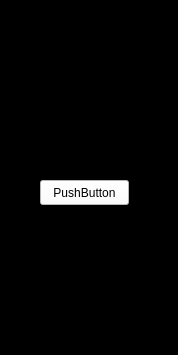
Before: the Qt Designer form Facultad/Proy-final/GUI-rpi/opciones.ui in Bigotito/CositasBigotosas, drawn with Qt 5.
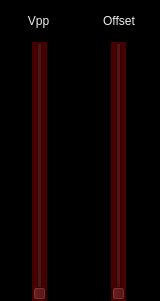
After: the same form once the commit is applied.

```diff
--- a/Facultad/Proy-final/GUI-rpi/opciones.ui
+++ b/Facultad/Proy-final/GUI-rpi/opciones.ui
@@ -6,30 +6,323 @@
    <rect>
     <x>0</x>
     <y>0</y>
-    <width>178</width>
-    <height>355</height>
+    <width>160</width>
+    <height>301</height>
    </rect>
   </property>
+  <property name="sizePolicy">
+   <sizepolicy hsizetype="Fixed" vsizetype="Fixed">
+    <horstretch>0</horstretch>
+    <verstretch>0</verstretch>
+   </sizepolicy>
+  </property>
+  <property name="focusPolicy">
+   <enum>Qt::StrongFocus</enum>
+  </property>
   <property name="windowTitle">
    <string>Form</string>
   </property>
   <property name="styleSheet">
    <string notr="true">background: black</string>
   </property>
-  <widget class="QPushButton" name="pushButton">
+  <widget class="QSlider" name="Sl1">
    <property name="geometry">
     <rect>
-     <x>40</x>
-     <y>180</y>
-     <width>89</width>
-     <height>25</height>
+     <x>32</x>
+     <y>42</y>
+     <width>15</width>
+     <height>259</height>
     </rect>
    </property>
    <property name="styleSheet">
-    <string notr="true">background: white</string>
+    <string notr="true">background: rgb(70,0,0)</string>
    </property>
+   <property name="orientation">
+    <enum>Qt::Vertical</enum>
+   </property>
+  </widget>
+  <widget class="QSlider" name="Sl2">
+   <property name="geometry">
+    <rect>
+     <x>111</x>
+     <y>42</y>
+     <width>15</width>
+     <height>259</height>
+    </rect>
+   </property>
+   <property name="styleSheet">
+    <string notr="true">background: rgb(70,0,0)</string>
+   </property>
+   <property name="orientation">
+    <enum>Qt::Vertical</enum>
+   </property>
+  </widget>
+  <widget class="QLabel" name="lbSl1">
+   <property name="geometry">
+    <rect>
+     <x>12</x>
+     <y>1</y>
+     <width>53</width>
+     <height>39</height>
+    </rect>
+   </property>
+   <property name="palette">
+    <palette>
+     <active>
+      <colorrole role="WindowText">
+       <brush brushstyle="SolidPattern">
+        <color alpha="255">
+         <red>238</red>
+         <green>238</green>
+         <blue>236</blue>
+        </color>
+       </brush>
+      </colorrole>
+      <colorrole role="Button">
+       <brush brushstyle="SolidPattern">
+        <color alpha="255">
+         <red>0</red>
+         <green>0</green>
+         <blue>0</blue>
+        </color>
+       </brush>
+      </colorrole>
+      <colorrole role="Base">
+       <brush brushstyle="SolidPattern">
+        <color alpha="255">
+         <red>0</red>
+         <green>0</green>
+         <blue>0</blue>
+        </color>
+       </brush>
+      </colorrole>
+      <colorrole role="Window">
+       <brush brushstyle="SolidPattern">
+        <color alpha="255">
+         <red>0</red>
+         <green>0</green>
+         <blue>0</blue>
+        </color>
+       </brush>
+      </colorrole>
+     </active>
+     <inactive>
+      <colorrole role="WindowText">
+       <brush brushstyle="SolidPattern">
+        <color alpha="255">
+         <red>238</red>
+         <green>238</green>
+         <blue>236</blue>
+        </color>
+       </brush>
+      </colorrole>
+      <colorrole role="Button">
+       <brush brushstyle="SolidPattern">
+        <color alpha="255">
+         <red>0</red>
+         <green>0</green>
+         <blue>0</blue>
+        </color>
+       </brush>
+      </colorrole>
+      <colorrole role="Base">
+       <brush brushstyle="SolidPattern">
+        <color alpha="255">
+         <red>0</red>
+         <green>0</green>
+         <blue>0</blue>
+        </color>
+       </brush>
+      </colorrole>
+      <colorrole role="Window">
+       <brush brushstyle="SolidPattern">
+        <color alpha="255">
+         <red>0</red>
+         <green>0</green>
+         <blue>0</blue>
+        </color>
+       </brush>
+      </colorrole>
+     </inactive>
+     <disabled>
+      <colorrole role="WindowText">
+       <brush brushstyle="SolidPattern">
+        <color alpha="255">
+         <red>190</red>
+         <green>190</green>
+         <blue>190</blue>
+        </color>
+       </brush>
+      </colorrole>
+      <colorrole role="Button">
+       <brush brushstyle="SolidPattern">
+        <color alpha="255">
+         <red>0</red>
+         <green>0</green>
+         <blue>0</blue>
+        </color>
+       </brush>
+      </colorrole>
+      <colorrole role="Base">
+       <brush brushstyle="SolidPattern">
+        <color alpha="255">
+         <red>0</red>
+         <green>0</green>
+         <blue>0</blue>
+        </color>
+       </brush>
+      </colorrole>
+      <colorrole role="Window">
+       <brush brushstyle="SolidPattern">
+        <color alpha="255">
+         <red>0</red>
+         <green>0</green>
+         <blue>0</blue>
+        </color>
+       </brush>
+      </colorrole>
+     </disabled>
+    </palette>
+   </property>
    <property name="text">
-    <string>PushButton</string>
+    <string>Vpp</string>
+   </property>
+   <property name="alignment">
+    <set>Qt::AlignCenter</set>
+   </property>
+  </widget>
+  <widget class="QLabel" name="lbSl2">
+   <property name="geometry">
+    <rect>
+     <x>93</x>
+     <y>1</y>
+     <width>52</width>
+     <height>39</height>
+    </rect>
+   </property>
+   <property name="palette">
+    <palette>
+     <active>
+      <colorrole role="WindowText">
+       <brush brushstyle="SolidPattern">
+        <color alpha="255">
+         <red>238</red>
+         <green>238</green>
+         <blue>236</blue>
+        </color>
+       </brush>
+      </colorrole>
+      <colorrole role="Button">
+       <brush brushstyle="SolidPattern">
+        <color alpha="255">
+         <red>0</red>
+         <green>0</green>
+         <blue>0</blue>
+        </color>
+       </brush>
+      </colorrole>
+      <colorrole role="Base">
+       <brush brushstyle="SolidPattern">
+        <color alpha="255">
+         <red>0</red>
+         <green>0</green>
+         <blue>0</blue>
+        </color>
+       </brush>
+      </colorrole>
+      <colorrole role="Window">
+       <brush brushstyle="SolidPattern">
+        <color alpha="255">
+         <red>0</red>
+         <green>0</green>
+         <blue>0</blue>
+        </color>
+       </brush>
+      </colorrole>
+     </active>
+     <inactive>
+      <colorrole role="WindowText">
+       <brush brushstyle="SolidPattern">
+        <color alpha="255">
+         <red>238</red>
+         <green>238</green>
+         <blue>236</blue>
+        </color>
+       </brush>
+      </colorrole>
+      <colorrole role="Button">
+       <brush brushstyle="SolidPattern">
+        <color alpha="255">
+         <red>0</red>
+         <green>0</green>
+         <blue>0</blue>
+        </color>
+       </brush>
+      </colorrole>
+      <colorrole role="Base">
+       <brush brushstyle="SolidPattern">
+        <color alpha="255">
+         <red>0</red>
+         <green>0</green>
+         <blue>0</blue>
+        </color>
+       </brush>
+      </colorrole>
+      <colorrole role="Window">
+       <brush brushstyle="SolidPattern">
+        <color alpha="255">
+         <red>0</red>
+         <green>0</green>
+         <blue>0</blue>
+        </color>
+       </brush>
+      </colorrole>
+     </inactive>
+     <disabled>
+      <colorrole role="WindowText">
+       <brush brushstyle="SolidPattern">
+        <color alpha="255">
+         <red>190</red>
+         <green>190</green>
+         <blue>190</blue>
+        </color>
+       </brush>
+      </colorrole>
+      <colorrole role="Button">
+       <brush brushstyle="SolidPattern">
+        <color alpha="255">
+         <red>0</red>
+         <green>0</green>
+         <blue>0</blue>
+        </color>
+       </brush>
+      </colorrole>
+      <colorrole role="Base">
+       <brush brushstyle="SolidPattern">
+        <color alpha="255">
+         <red>0</red>
+         <green>0</green>
+         <blue>0</blue>
+        </color>
+       </brush>
+      </colorrole>
+      <colorrole role="Window">
+       <brush brushstyle="SolidPattern">
+        <color alpha="255">
+         <red>0</red>
+         <green>0</green>
+         <blue>0</blue>
+        </color>
+       </brush>
+      </colorrole>
+     </disabled>
+    </palette>
+   </property>
+   <property name="text">
+    <string>Offset</string>
+   </property>
+   <property name="alignment">
+    <set>Qt::AlignCenter</set>
    </property>
   </widget>
  </widget>
```
Left out of the diff: 2 changed lines with no effect on the pictures.
